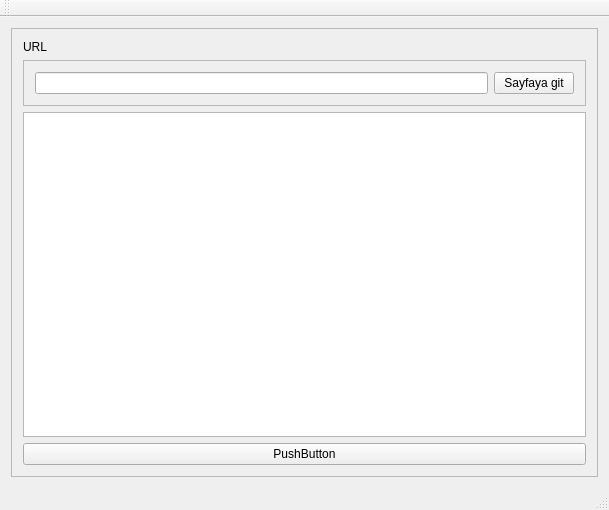
Before: the Qt Designer form QtWebWorking/mainwindow.ui in iegrsy/Qt, drawn with Qt 5.
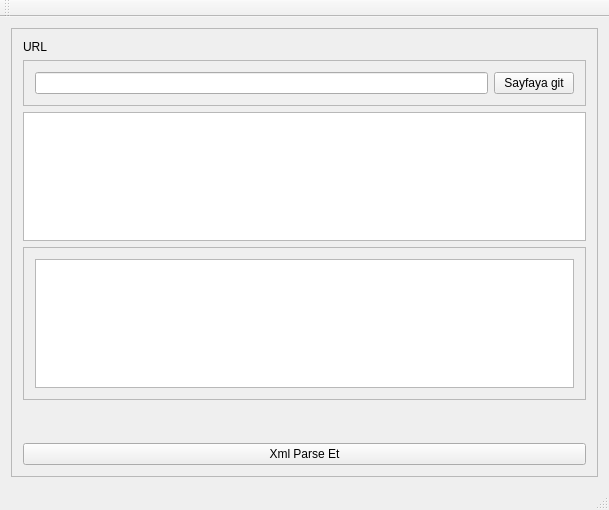
After: the same form once the commit is applied.

```diff
--- a/QtWebWorking/mainwindow.ui
+++ b/QtWebWorking/mainwindow.ui
@@ -56,10 +56,44 @@
        <item>
         <widget class="QTextBrowser" name="textBrowser"/>
        </item>
+       <item>
+        <widget class="QFrame" name="frame_3">
+         <property name="frameShape">
+          <enum>QFrame::StyledPanel</enum>
+         </property>
+         <property name="frameShadow">
+          <enum>QFrame::Raised</enum>
+         </property>
+         <layout class="QHBoxLayout" name="horizontalLayout_3">
+          <item>
+           <widget class="QListWidget" name="lwAd">
+            <property name="font">
+             <font>
+              <family>Courier</family>
+             </font>
+            </property>
+           </widget>
+          </item>
+         </layout>
+        </widget>
+       </item>
+       <item>
+        <spacer name="verticalSpacer">
+         <property name="orientation">
+          <enum>Qt::Vertical</enum>
+         </property>
+         <property name="sizeHint" stdset="0">
+          <size>
+           <width>20</width>
+           <height>100</height>
+          </size>
+         </property>
+        </spacer>
+       </item>
        <item>
         <widget class="QPushButton" name="pushButton">
          <property name="text">
-          <string>PushButton</string>
+          <string>Xml Parse Et</string>
          </property>
         </widget>
        </item>
```
